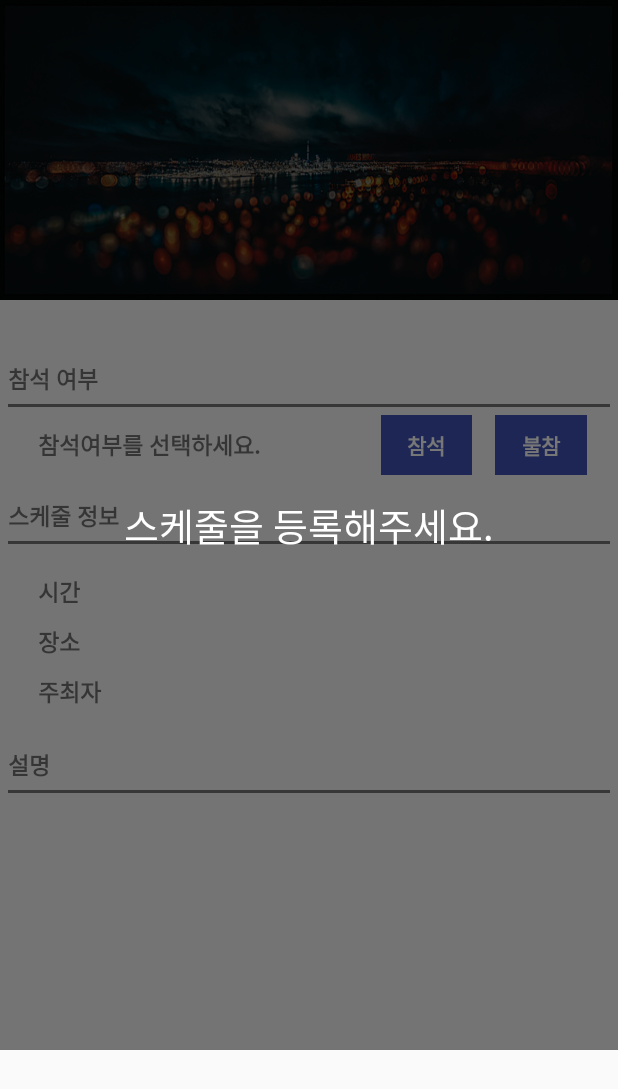
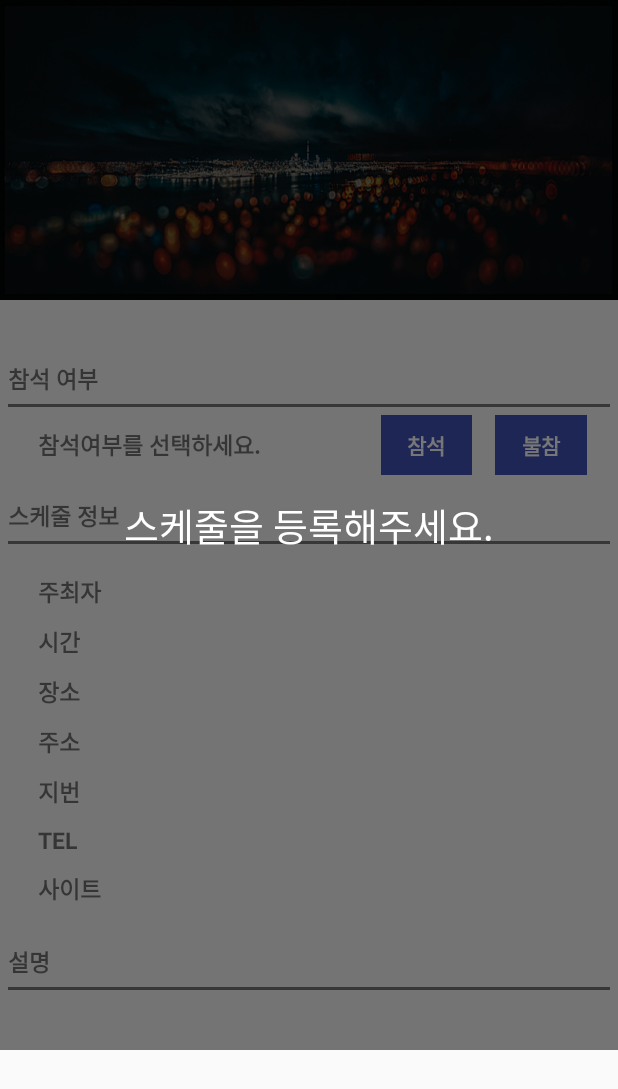
Before and after one commit to ok0035/Whatziroom_android, an Android app: the layout room_information.xml on its own in the app's theme, with its tools: preview values and no code run, on a phone screen of 412 x 824 dp. Shown: the top 1089 px of the screen. Run offline under Robolectric (Android 15) with nearby library versions, the phone set to English and light mode, and no system bars.

Commit message:
방정보에 주소 지번 전화번호 사이트 추가

```diff
--- a/app/src/main/java/graduation/whatziroom/activity/room/CopyFieldVariable.java
+++ b/app/src/main/java/graduation/whatziroom/activity/room/CopyFieldVariable.java
@@ -20,25 +20,34 @@ public class CopyFieldVariable extends BaseActivity {
     private android.widget.TextView textTitle;
     private android.widget.TextView tvInfoGoing;
     private android.widget.TextView tvInfoNotGoing;
+    private android.widget.TextView tvInfoMaker;
     private android.widget.TextView tvInfoTime;
     private android.widget.TextView tvInfoPlace;
-    private android.widget.TextView tvInfoMaker;
+    private android.widget.TextView tvInfoNewAdd;
+    private android.widget.TextView tvInfoOldAdd;
+    private android.widget.TextView tvInfoTel;
+    private android.widget.TextView tvInfoSite;
     private android.widget.TextView tvInfoDesc;
-    private android.widget.LinearLayout tvNeedCrateSchedule;
+    private android.widget.LinearLayout tvNeedCreateSchedule;
 
     @Override
     protected void onCreate(@Nullable Bundle savedInstanceState) {
         super.onCreate(savedInstanceState);
         setContentView(R.layout.room_information);
-        this.tvNeedCrateSchedule = (LinearLayout) findViewById(R.id.tvNeedCreateSchedule);
+        this.tvNeedCreateSchedule = (LinearLayout) findViewById(R.id.tvNeedCreateSchedule);
         this.tvInfoDesc = (TextView) findViewById(R.id.tvInfoDesc);
-        this.tvInfoMaker = (TextView) findViewById(R.id.tvInfoMaker);
+        this.tvInfoSite = (TextView) findViewById(R.id.tvInfoSite);
+        this.tvInfoTel = (TextView) findViewById(R.id.tvInfoTel);
+        this.tvInfoOldAdd = (TextView) findViewById(R.id.tvInfoOldAdd);
+        this.tvInfoNewAdd = (TextView) findViewById(R.id.tvInfoNewAdd);
         this.tvInfoPlace = (TextView) findViewById(R.id.tvInfoPlace);
         this.tvInfoTime = (TextView) findViewById(R.id.tvInfoTime);
+        this.tvInfoMaker = (TextView) findViewById(R.id.tvInfoMaker);
         this.tvInfoNotGoing = (TextView) findViewById(R.id.tvInfoNotGoing);
         this.tvInfoGoing = (TextView) findViewById(R.id.tvInfoGoing);
         this.textTitle = (TextView) findViewById(R.id.textTitle);
         this.ivInformation = (ImageView) findViewById(R.id.ivInformation);
 
+
     }
 }
--- a/app/src/main/java/graduation/whatziroom/activity/room/RoomInfoFragment.java
+++ b/app/src/main/java/graduation/whatziroom/activity/room/RoomInfoFragment.java
@@ -47,6 +47,10 @@ public class RoomInfoFragment extends Fragment implements BasicMethod{
     private static android.widget.TextView tvInfoPlace;
     private static android.widget.TextView tvInfoMaker;
     private static android.widget.TextView tvInfoDesc;
+    private static android.widget.TextView tvInfoNewAdd;
+    private static android.widget.TextView tvInfoOldAdd;
+    private static android.widget.TextView tvInfoTel;
+    private static android.widget.TextView tvInfoSite;
     public static android.widget.LinearLayout tvNeedCreateSchedule;
 
 //    private ProgressDialog mProgressDialog;
@@ -113,8 +117,8 @@ public class RoomInfoFragment extends Fragment implements BasicMethod{
         new HttpNetwork("GetScheduleData.php", params.getParams(), new HttpNetwork.AsyncResponse() {
             @Override
             public void onSuccess(String response) {
+
                 ParseData parse = new ParseData();
-
                 try {
 
                     Log.d("asdf", parse.parseJsonArray(response).get(0) + "");
@@ -128,12 +132,16 @@ public class RoomInfoFragment extends Fragment implements BasicMethod{
                     Log.d("Time", roomInfo.getString("Time"));
                     Log.d("Description", roomInfo.getString("Description"));
 
-                    Glide.with(RoomViewPager.roomInfoView.getContext()).load(roomInfo.getString("URL")).into(ivInformation);
+                    Glide.with(RoomViewPager.roomInfoView.getContext()).load(roomInfo.getString("ImageURL")).into(ivInformation);
                     textTitle.setText(roomInfo.getString("Title"));
                     tvInfoPlace.setText(roomInfo.getString("Place"));
                     tvInfoTime.setText(roomInfo.getString("Time"));
                     tvInfoDesc.setText(roomInfo.getString("Description"));
                     tvInfoMaker.setText(roomInfo.getString("Name"));
+                    tvInfoOldAdd.setText(roomInfo.getString("OldAddress"));
+                    tvInfoNewAdd.setText(roomInfo.getString("NewAddress"));
+                    tvInfoTel.setText(roomInfo.getString("TEL"));
+                    tvInfoSite.setText(roomInfo.getString("WURL"));
 
                 } catch (JSONException e) {
                     e.printStackTrace();
@@ -171,6 +179,10 @@ public class RoomInfoFragment extends Fragment implements BasicMethod{
         this.textTitle = (TextView) infoLayout.findViewById(R.id.textTitle);
         this.ivInformation = (ImageView) infoLayout.findViewById(R.id.ivInformation);
         this.tvNeedCreateSchedule = (LinearLayout) infoLayout.findViewById(R.id.tvNeedCreateSchedule);
+        this.tvInfoSite = (TextView) infoLayout.findViewById(R.id.tvInfoSite);
+        this.tvInfoTel = (TextView) infoLayout.findViewById(R.id.tvInfoTel);
+        this.tvInfoOldAdd = (TextView) infoLayout.findViewById(R.id.tvInfoOldAdd);
+        this.tvInfoNewAdd = (TextView) infoLayout.findViewById(R.id.tvInfoNewAdd);
 
     }
 }
--- a/app/src/main/java/graduation/whatziroom/activity/room/ScheduleNameDialog.java
+++ b/app/src/main/java/graduation/whatziroom/activity/room/ScheduleNameDialog.java
@@ -78,7 +78,11 @@ public class ScheduleNameDialog extends Dialog implements BasicMethod {
                 params.add("Description", edScheduleDesc.getText().toString());
                 params.add("Longitude", data.getLongitude() + "");
                 params.add("Latitude", data.getLatitude() + "");
-                params.add("URL", data.getImageUrl() + "");
+                params.add("ImageURL", data.getImageUrl() + "");
+                params.add("NewAddress", data.getNewAddress());
+                params.add("OldAddress", data.getAddress());
+                params.add("TEL", data.getPhone());
+                params.add("WURL", data.getPlaceUrl());
 
                 new HttpNetwork("RegisterSchedule.php", params.getParams(), new HttpNetwork.AsyncResponse() {
                     @Override
--- a/app/src/main/res/layout/room_information.xml
+++ b/app/src/main/res/layout/room_information.xml
@@ -170,21 +170,21 @@
                     android:orientation="horizontal">
 
                     <TextView
-                        android:layout_width="match_parent"
+                        android:layout_width="0dp"
                         android:layout_height="wrap_content"
                         android:layout_marginBottom="10dp"
-                        android:layout_weight="0.5"
-                        android:text="시간"
+                        android:layout_weight="0.3"
+                        android:text="주최자"
                         android:textSize="15dp"
                         android:textStyle="bold" />
 
 
                     <TextView
-                        android:id="@+id/tvInfoTime"
-                        android:layout_width="match_parent"
+                        android:id="@+id/tvInfoMaker"
+                        android:layout_width="0dp"
                         android:layout_height="wrap_content"
                         android:layout_marginBottom="10dp"
-                        android:layout_weight="0.5"
+                        android:layout_weight="0.7"
                         android:textSize="15dp"
                         android:textStyle="bold" />
 
@@ -198,21 +198,21 @@
                     android:orientation="horizontal">
 
                     <TextView
-                        android:layout_width="match_parent"
+                        android:layout_width="0dp"
                         android:layout_height="wrap_content"
                         android:layout_marginBottom="10dp"
-                        android:layout_weight="0.5"
-                        android:text="장소"
+                        android:layout_weight="0.3"
+                        android:text="시간"
                         android:textSize="15dp"
                         android:textStyle="bold" />
 
 
                     <TextView
-                        android:id="@+id/tvInfoPlace"
-                        android:layout_width="match_parent"
+                        android:id="@+id/tvInfoTime"
+                        android:layout_width="0dp"
                         android:layout_height="wrap_content"
                         android:layout_marginBottom="10dp"
-                        android:layout_weight="0.5"
+                        android:layout_weight="0.7"
                         android:textSize="15dp"
                         android:textStyle="bold" />
 
@@ -226,26 +226,143 @@
                     android:orientation="horizontal">
 
                     <TextView
-                        android:layout_width="match_parent"
+                        android:layout_width="0dp"
                         android:layout_height="wrap_content"
                         android:layout_marginBottom="10dp"
-                        android:layout_weight="0.5"
-                        android:text="주최자"
+                        android:layout_weight="0.3"
+                        android:text="장소"
                         android:textSize="15dp"
                         android:textStyle="bold" />
 
 
                     <TextView
-                        android:id="@+id/tvInfoMaker"
-                        android:layout_width="match_parent"
+                        android:id="@+id/tvInfoPlace"
+                        android:layout_width="0dp"
                         android:layout_height="wrap_content"
                         android:layout_marginBottom="10dp"
-                        android:layout_weight="0.5"
+                        android:layout_weight="0.7"
                         android:textSize="15dp"
                         android:textStyle="bold" />
 
 
                 </LinearLayout>
+
+                <LinearLayout
+                    android:layout_width="match_parent"
+                    android:layout_height="wrap_content"
+                    android:layout_marginLeft="20dp"
+                    android:orientation="horizontal">
+
+                    <TextView
+                        android:layout_width="0dp"
+                        android:layout_height="wrap_content"
+                        android:layout_marginBottom="10dp"
+                        android:layout_weight="0.3"
+                        android:text="주소"
+                        android:textSize="15dp"
+                        android:textStyle="bold" />
+
+
+                    <TextView
+                        android:id="@+id/tvInfoNewAdd"
+                        android:layout_width="0dp"
+                        android:layout_height="wrap_content"
+                        android:layout_marginBottom="10dp"
+                        android:layout_weight="0.7"
+                        android:textSize="15dp"
+                        android:textStyle="bold" />
+
+
+                </LinearLayout>
+
+                <LinearLayout
+                    android:layout_width="match_parent"
+                    android:layout_height="wrap_content"
+                    android:layout_marginLeft="20dp"
+                    android:weightSum="1"
+                    android:orientation="horizontal">
+
+                    <TextView
+                        android:layout_width="0dp"
+                        android:layout_height="wrap_content"
+                        android:layout_marginBottom="10dp"
+                        android:layout_weight="0.3"
+                        android:text="지번"
+                        android:textSize="15dp"
+                        android:textStyle="bold" />
+
+
+                    <TextView
+                        android:id="@+id/tvInfoOldAdd"
+                        android:layout_width="0dp"
+                        android:layout_height="wrap_content"
+                        android:layout_marginBottom="10dp"
+                        android:layout_weight="0.7"
+                        android:textSize="15dp"
+                        android:textStyle="bold" />
+
+
+                </LinearLayout>
+
+
+                <LinearLayout
+                    android:layout_width="match_parent"
+                    android:layout_height="wrap_content"
+                    android:layout_marginLeft="20dp"
+                    android:weightSum="1"
+                    android:orientation="horizontal">
+
+                    <TextView
+                        android:layout_width="0dp"
+                        android:layout_height="wrap_content"
+                        android:layout_marginBottom="10dp"
+                        android:layout_weight="0.3"
+                        android:text="TEL"
+                        android:textSize="15dp"
+                        android:textStyle="bold" />
+
+
+                    <TextView
+                        android:id="@+id/tvInfoTel"
+                        android:layout_width="0dp"
+                        android:layout_height="wrap_content"
+                        android:layout_marginBottom="10dp"
+                        android:layout_weight="0.7"
+                        android:textSize="15dp"
+                        android:textStyle="bold" />
+
+
+                </LinearLayout>
+
+                <LinearLayout
+                    android:layout_width="match_parent"
+                    android:layout_height="wrap_content"
+                    android:layout_marginLeft="20dp"
+                    android:weightSum="1"
+                    android:orientation="horizontal">
+
+                    <TextView
+                        android:layout_width="0dp"
+                        android:layout_height="wrap_content"
+                        android:layout_marginBottom="10dp"
+                        android:layout_weight="0.3"
+                        android:text="사이트"
+                        android:textSize="15dp"
+                        android:textStyle="bold" />
+
+
+                    <TextView
+                        android:id="@+id/tvInfoSite"
+                        android:layout_width="0dp"
+                        android:layout_height="wrap_content"
+                        android:layout_marginBottom="10dp"
+                        android:layout_weight="0.7"
+                        android:textSize="15dp"
+                        android:textStyle="bold" />
+
+
+                </LinearLayout>
+
 
                 <LinearLayout
                     android:layout_width="match_parent"
```
